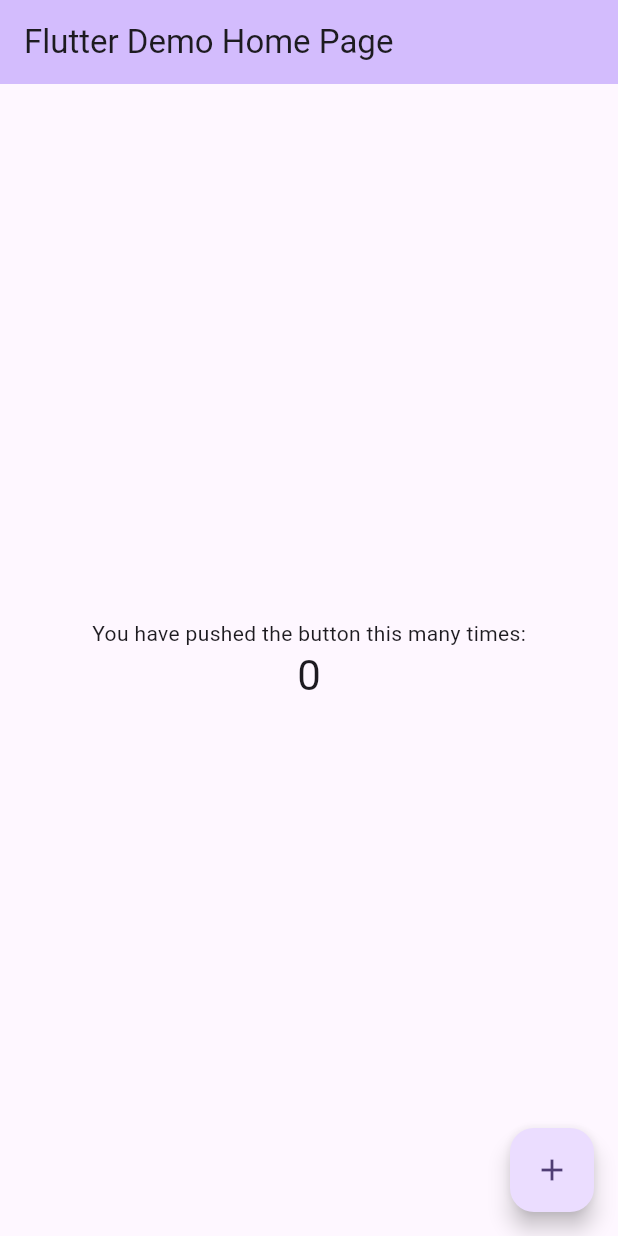
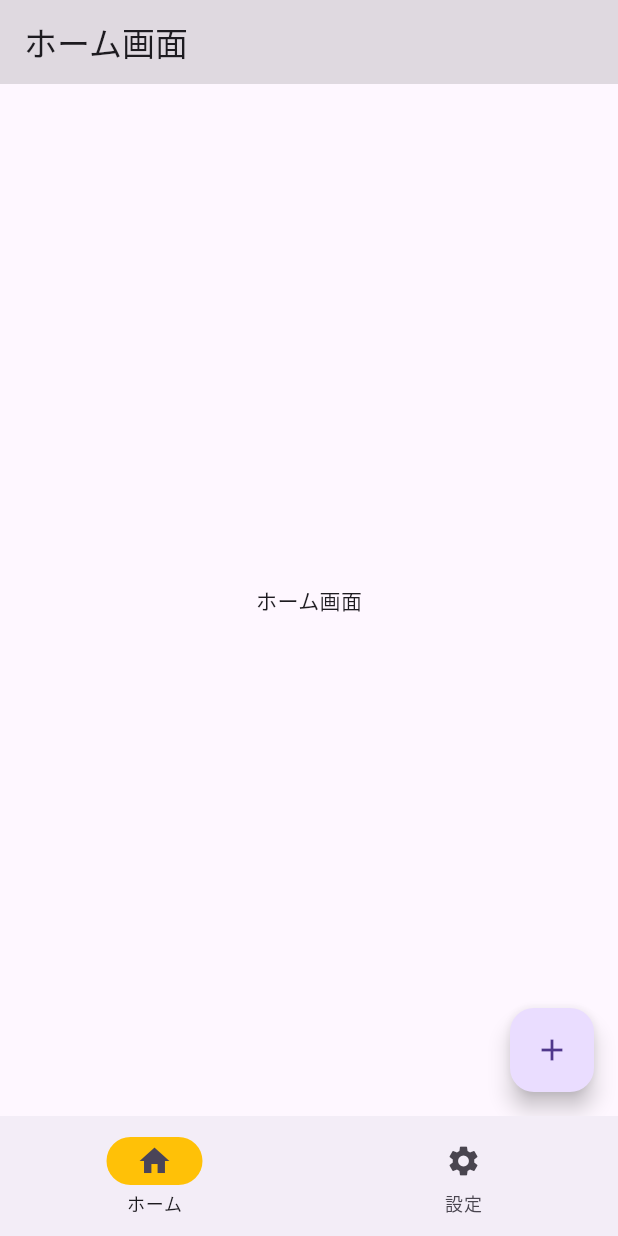
Before and after one commit to y-ma3/routine-app, a Flutter app: the screen it shows after launch, on a phone screen of 412 x 824 dp. Run offline on Flutter 3.47's test engine with Material 3 defaults, Android fonts, the phone set to English and light mode, and no system bars.

Commit message:
feat: ナビゲーションバーを追加

```diff
--- a/lib/main.dart
+++ b/lib/main.dart
@@ -1,4 +1,6 @@
 import 'package:flutter/material.dart';
+import 'package:routine_app/view/home/home_view.dart';
+import 'package:routine_app/view/setting/setting_view.dart';
 
 void main() {
   runApp(const MyApp());
@@ -9,61 +11,49 @@ class MyApp extends StatelessWidget {
 
   @override
   Widget build(BuildContext context) {
-    return MaterialApp(
-      title: 'Flutter Demo',
-      theme: ThemeData(
-        colorScheme: ColorScheme.fromSeed(seedColor: Colors.deepPurple),
-        useMaterial3: true,
-      ),
-      home: const MyHomePage(title: 'Flutter Demo Home Page'),
+    return const MaterialApp(
+      home: Navigation(),
     );
   }
 }
 
-class MyHomePage extends StatefulWidget {
-  const MyHomePage({super.key, required this.title});
-
-  final String title;
+class Navigation extends StatefulWidget {
+  const Navigation({super.key});
 
   @override
-  State<MyHomePage> createState() => _MyHomePageState();
+  State<Navigation> createState() => _NavigationState();
 }
 
-class _MyHomePageState extends State<MyHomePage> {
-  int _counter = 0;
-
-  void _incrementCounter() {
-    setState(() {
-      _counter++;
-    });
-  }
+class _NavigationState extends State<Navigation> {
+  int currentPageIndex = 0;
 
   @override
   Widget build(BuildContext context) {
     return Scaffold(
-      appBar: AppBar(
-        backgroundColor: Theme.of(context).colorScheme.inversePrimary,
-        title: Text(widget.title),
+      bottomNavigationBar: NavigationBar(
+        onDestinationSelected: (int index) {
+          setState(() {
+            currentPageIndex = index;
+          });
+        },
+        indicatorColor: Colors.amber,
+        selectedIndex: currentPageIndex,
+        destinations: const <Widget>[
+          NavigationDestination(
+            selectedIcon: Icon(Icons.home),
+            icon: Icon(Icons.home_outlined),
+            label: 'ホーム',
+          ),
+          NavigationDestination(
+            icon: Icon(Icons.settings),
+            label: '設定',
+          ),
+        ],
       ),
-      body: Center(
-        child: Column(
-          mainAxisAlignment: MainAxisAlignment.center,
-          children: <Widget>[
-            const Text(
-              'You have pushed the button this many times:',
-            ),
-            Text(
-              '$_counter',
-              style: Theme.of(context).textTheme.headlineMedium,
-            ),
-          ],
-        ),
-      ),
-      floatingActionButton: FloatingActionButton(
-        onPressed: _incrementCounter,
-        tooltip: 'Increment',
-        child: const Icon(Icons.add),
-      ),
+      body: <Widget>[
+        const HomeView(),
+        const SettingView(),
+      ][currentPageIndex],
     );
   }
 }
--- /dev/null
+++ b/lib/view/home/home_view.dart
@@ -0,0 +1,25 @@
+import 'package:flutter/material.dart';
+
+class HomeView extends StatelessWidget {
+  const HomeView({super.key});
+
+    @override
+    Widget build(BuildContext context) {
+        return Scaffold(
+            appBar: AppBar(
+                title: const Text('ホーム画面'),
+                backgroundColor: Colors.black12,
+            ),
+            body: const Center(
+                child: Text('ホーム画面'),
+            ),
+            floatingActionButton: FloatingActionButton(
+                onPressed: () {
+                    // Add your action here
+                },
+                child: const Icon(Icons.add),
+            ),
+            floatingActionButtonLocation: FloatingActionButtonLocation.endFloat,
+        );
+    }
+}
--- /dev/null
+++ b/lib/view/setting/setting_view.dart
@@ -0,0 +1,20 @@
+import 'package:flutter/material.dart';
+
+class SettingView extends StatelessWidget {
+  const SettingView({super.key});
+
+  @override
+  Widget build(BuildContext context) {
+    return Scaffold(
+      appBar: AppBar(
+        title: const Text('設定画面'),
+        backgroundColor: Colors.black12,
+      ),
+      body: const Center(
+        child: Text(
+          '設定画面',
+        ),
+      ),
+    );
+  }
+}
```
